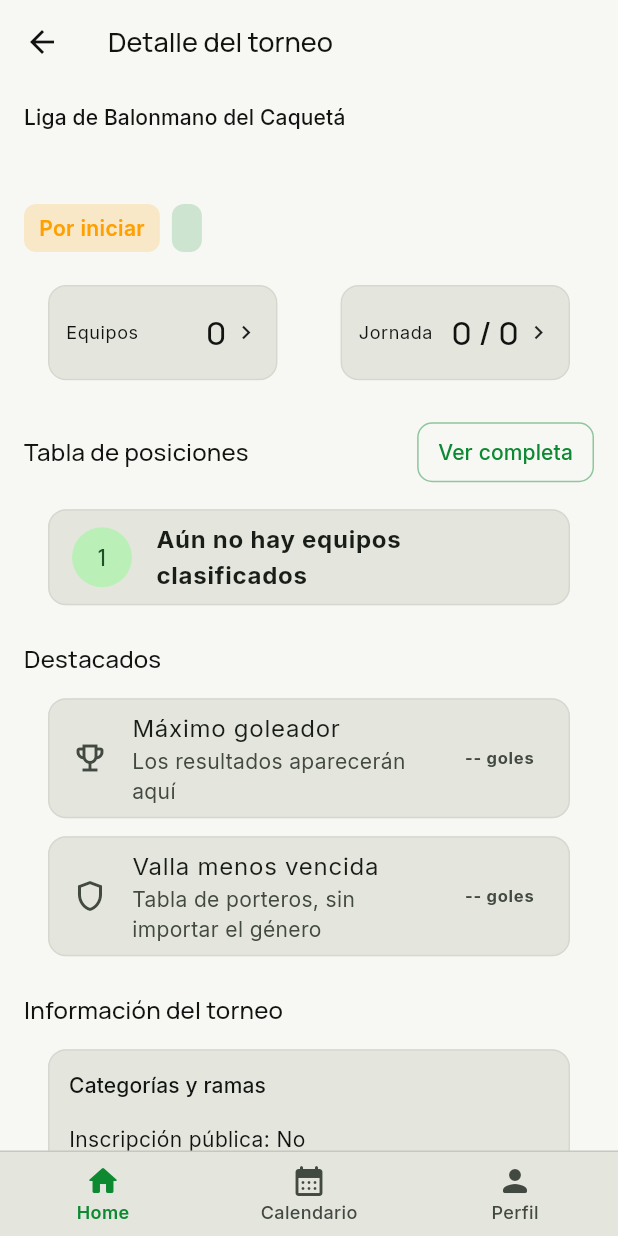
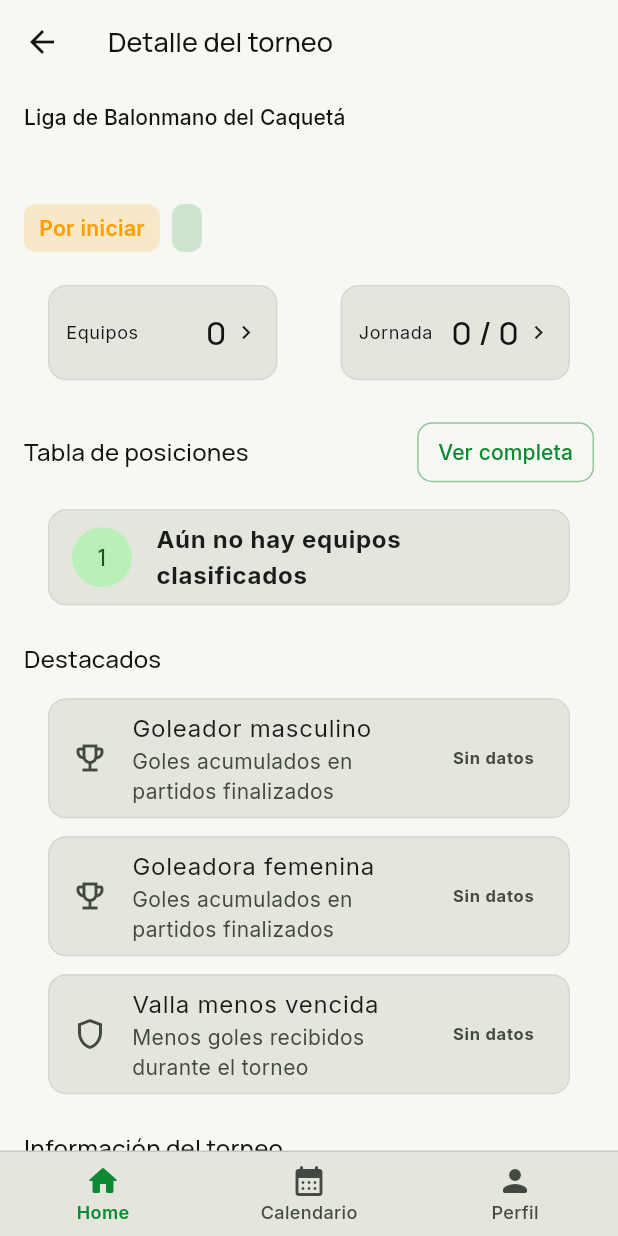
Before and after one commit to tatiana1104/handplay_demo, a Flutter app: the TournamentDetailScreen screen opened directly with empty values, on a phone screen of 412 x 824 dp. Run offline on Flutter 3.47's test engine with Material 3 defaults, Android fonts, the phone set to English and light mode, and no system bars; our stand-ins replace cloud_firestore, dartz, equatable, firebase_auth, firebase_core, firebase_messaging and 5 more; accounts and stored records are empty.

Commit message:
feat: calculate tournament standings and player highlights

```diff
--- a/lib/features/tournaments/presentation/screens/tournament_detail_screen.dart
+++ b/lib/features/tournaments/presentation/screens/tournament_detail_screen.dart
@@ -1106,42 +1106,86 @@ class _StandingRow extends StatelessWidget {
 
 class _Highlights extends StatelessWidget {
   const _Highlights({required this.tournament});
-
   final Tournament tournament;
 
-  bool get _isMixed => tournament.categories.any((category) => category.toLowerCase().contains('mixto'));
-
   @override
-  Widget build(BuildContext context) => Column(
-        children: [
-          if (_isMixed)
-            const _HighlightCard(
-              icon: Icons.emoji_events_outlined,
-              title: 'Máximo goleador masculino',
-              subtitle: 'Tabla de goleadores masculino',
-              value: '-- goles',
-            )
-          else
-            const _HighlightCard(
-              icon: Icons.emoji_events_outlined,
-              title: 'Máximo goleador',
-              subtitle: 'Los resultados aparecerán aquí',
-              value: '-- goles',
-            ),
-          if (_isMixed)
-            const _HighlightCard(
-              icon: Icons.emoji_events_outlined,
-              title: 'Máxima goleadora femenina',
-              subtitle: 'Tabla de goleadoras femenino',
-              value: '-- goles',
-            ),
-          const _HighlightCard(
-            icon: Icons.shield_outlined,
-            title: 'Valla menos vencida',
-            subtitle: 'Tabla de porteros, sin importar el género',
-            value: '-- goles',
-          ),
-        ],
+  Widget build(BuildContext context) => StreamBuilder<QuerySnapshot<Map<String, dynamic>>>(
+        stream: FirebaseFirestore.instance.collection('tournaments').doc(tournament.id).collection('matches').snapshots(),
+        builder: (context, matchSnapshot) => StreamBuilder<QuerySnapshot<Map<String, dynamic>>>(
+          stream: FirebaseFirestore.instance.collection('tournaments').doc(tournament.id).collection('registrations').snapshots(),
+          builder: (context, registrationSnapshot) {
+            final registrations = registrationSnapshot.data?.docs ?? const [];
+            final matches = matchSnapshot.data?.docs ?? const [];
+            final playerInfo = <String, Map<String, dynamic>>{};
+            for (final registration in registrations) {
+              final players = registration.data()['players'];
+              if (players is! List) continue;
+              for (final rawPlayer in players) {
+                if (rawPlayer is! Map) continue;
+                final player = Map<String, dynamic>.from(rawPlayer);
+                final key = (player['id'] ?? player['uid'] ?? player['playerId'] ?? player['name'] ?? player['nombre'])?.toString().trim();
+                if (key != null && key.isNotEmpty) playerInfo[key] = player;
+              }
+            }
+            final goals = <String, int>{};
+            final goalsByTeam = <String, int>{};
+            for (final match in matches) {
+              final data = match.data();
+              final status = data['status']?.toString().toLowerCase();
+              if (status != 'finished' && status != 'finalizado' && status != 'finalizada') continue;
+              final events = data['finalEvents'] ?? data['events'];
+              if (events is List) {
+                for (final rawEvent in events) {
+                  if (rawEvent is! Map || rawEvent['type']?.toString() != 'goal') continue;
+                  final name = (rawEvent['playerName'] ?? rawEvent['player'] ?? 'Jugador').toString();
+                  goals[name] = (goals[name] ?? 0) + 1;
+                }
+              }
+              final home = data['homeTeamId']?.toString() ?? data['homeTeam']?.toString();
+              final away = data['awayTeamId']?.toString() ?? data['awayTeam']?.toString();
+              final homeGoals = int.tryParse('${data['finalHomeScore'] ?? data['homeScore'] ?? 0}') ?? 0;
+              final awayGoals = int.tryParse('${data['finalAwayScore'] ?? data['awayScore'] ?? 0}') ?? 0;
+              String teamKey(Object value) => value.toString().trim().toLowerCase();
+              if (home != null) goalsByTeam[teamKey(home)] = (goalsByTeam[teamKey(home)] ?? 0) + awayGoals;
+              if (away != null) goalsByTeam[teamKey(away)] = (goalsByTeam[teamKey(away)] ?? 0) + homeGoals;
+            }
+            String bestBy(bool female) {
+              final eligible = goals.entries.where((entry) {
+                final player = playerInfo[entry.key];
+                final gender = player?['gender'] ?? player?['genero'] ?? player?['sex'];
+                return gender == null || gender.toString().toLowerCase().contains(female ? 'fem' : 'masc');
+              }).toList()..sort((a, b) => b.value.compareTo(a.value));
+              return eligible.isEmpty ? 'Sin datos' : '${eligible.first.key} · ${eligible.first.value} goles';
+            }
+            String bestGoalkeeper() {
+              final candidates = <String, int>{};
+              for (final registration in registrations) {
+                final data = registration.data();
+                final players = data['players'];
+                if (players is! List) continue;
+                String normalizeTeam(Object value) => value.toString().trim().toLowerCase();
+                final teamKey = normalizeTeam(data['teamId'] ?? data['id'] ?? data['teamName'] ?? registration.id);
+                final received = goalsByTeam[teamKey] ?? goalsByTeam[normalizeTeam(data['teamName'] ?? '')] ?? 0;
+                for (final rawPlayer in players) {
+                  if (rawPlayer is! Map) continue;
+                  final role = '${rawPlayer['position'] ?? rawPlayer['role'] ?? rawPlayer['posicion'] ?? ''}'.toLowerCase();
+                  if (role.contains('arqu') || role.contains('port')) {
+                    final name = (rawPlayer['name'] ?? rawPlayer['nombre'] ?? rawPlayer['displayName'] ?? 'Arquero').toString();
+                    candidates[name] = received;
+                  }
+                }
+              }
+              if (candidates.isEmpty) return 'Sin datos';
+              final best = candidates.entries.toList()..sort((a, b) => a.value.compareTo(b.value));
+              return '${best.first.key} · ${best.first.value} goles recibidos';
+            }
+            return Column(children: [
+              _HighlightCard(icon: Icons.emoji_events_outlined, title: 'Goleador masculino', subtitle: 'Goles acumulados en partidos finalizados', value: bestBy(false)),
+              _HighlightCard(icon: Icons.emoji_events_outlined, title: 'Goleadora femenina', subtitle: 'Goles acumulados en partidos finalizados', value: bestBy(true)),
+              _HighlightCard(icon: Icons.shield_outlined, title: 'Valla menos vencida', subtitle: 'Menos goles recibidos durante el torneo', value: bestGoalkeeper()),
+            ]);
+          },
+        ),
       );
 }
 
```
Also changed, not shown: 1 other file.
